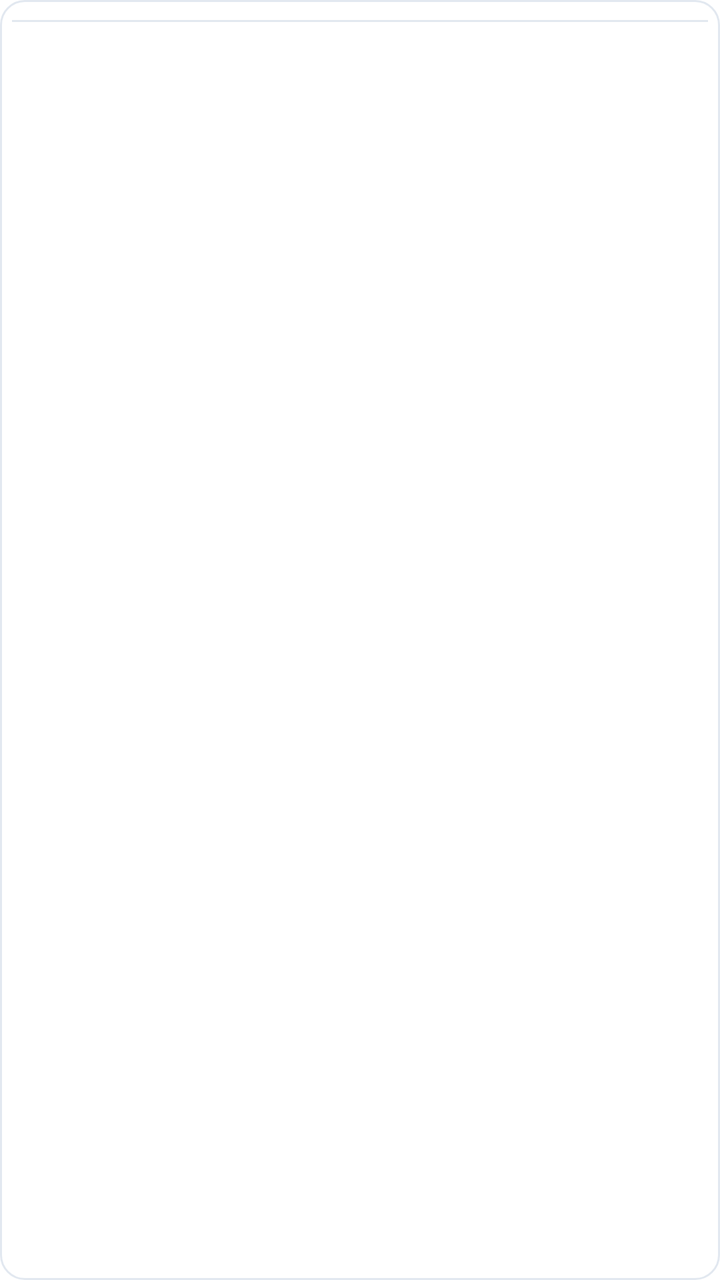
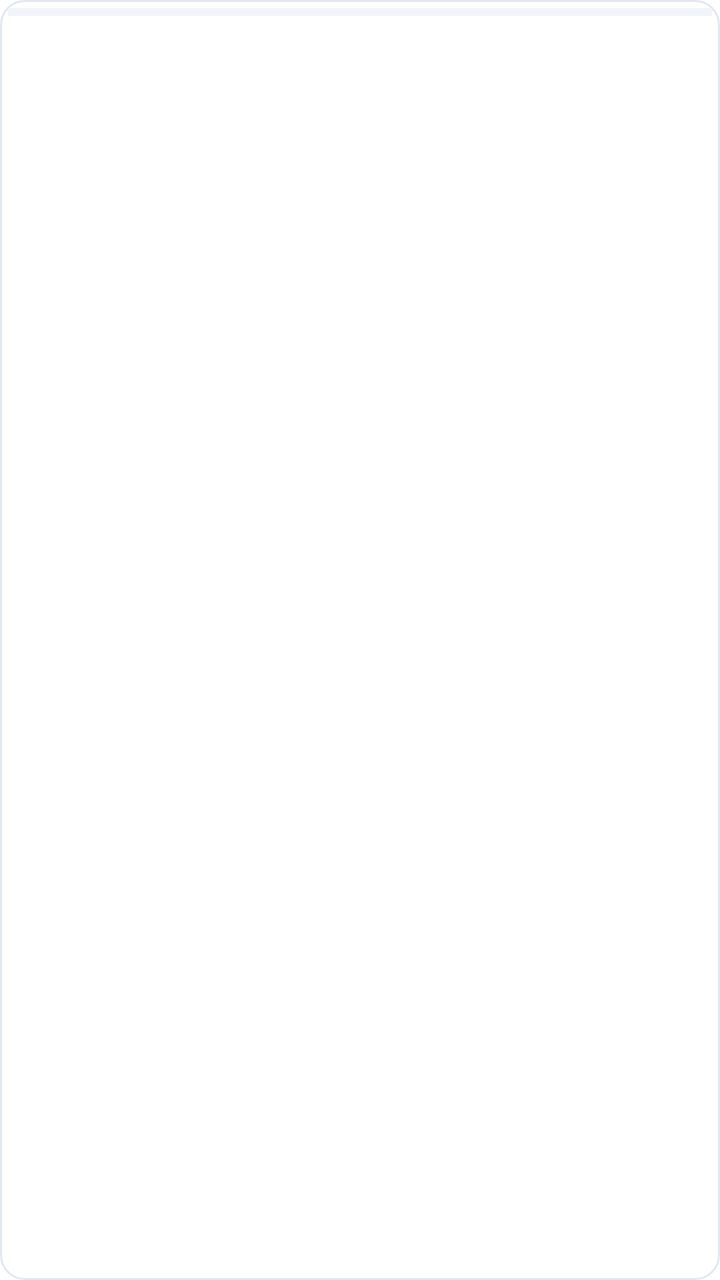

An Android layout rendered at two revisions. The XML below is the earlier revision; the diff shows what the commit changed to produce the second picture.
<!-- AndroidManifest.xml: application theme AppTheme -->
<!-- res/layout/widget_sortable_stats_table.xml -->
<?xml version="1.0" encoding="utf-8"?>
<LinearLayout xmlns:android="http://schemas.android.com/apk/res/android"
    android:layout_width="match_parent"
    android:layout_height="wrap_content"
    android:orientation="vertical"
    android:background="@drawable/stat_card"
    android:padding="6dp"
    android:layout_marginBottom="10dp">

    <HorizontalScrollView
        android:layout_width="match_parent"
        android:layout_height="wrap_content"
        android:scrollbars="none">

        <LinearLayout
            android:id="@+id/statsTableHeaderRow"
            android:layout_width="wrap_content"
            android:layout_height="wrap_content"
            android:orientation="horizontal"
            android:paddingBottom="4dp" />
    </HorizontalScrollView>

    <View
        android:layout_width="match_parent"
        android:layout_height="1dp"
        android:background="@color/border_subtle"
        android:layout_marginBottom="4dp" />

    <androidx.recyclerview.widget.RecyclerView
        android:id="@+id/rvStatsTableRows"
        android:layout_width="match_parent"
        android:layout_height="wrap_content"
        android:nestedScrollingEnabled="false"
        android:overScrollMode="never" />

</LinearLayout>
<!-- resources referenced by this layout -->
<resources>
  <color name="border_subtle">#E2E8F0</color>
  <!-- drawable stat_card (drawable) -->
  <?xml version="1.0" encoding="utf-8"?>
  <shape xmlns:android="http://schemas.android.com/apk/res/android">
      <solid android:color="@color/bg_card"/>
      <stroke android:width="1dp" android:color="@color/border_subtle"/>
      <corners android:radius="12dp"/>
  </shape>
  <color name="bg_card">#FFFFFF</color>
  <color name="colorPrimary">#FFFFFF</color>
  <color name="colorPrimaryDark">#FFFFFF</color>
  <color name="colorAccent">#3B82F6</color>
  <color name="text_primary">#0F172A</color>
  <color name="bg_page">#FFFFFF</color>
  <color name="text_secondary">#475569</color>
  <style name="SparkButtonPrimary" parent="Widget.MaterialComponents.Button">
          <item name="android:minHeight">48dp</item>
          <item name="android:paddingTop">12dp</item>
          <item name="android:paddingBottom">12dp</item>
          <item name="android:textSize">14sp</item>
          <item name="cornerRadius">12dp</item>
          <item name="backgroundTint">@color/button_primary_bg</item>
          <item name="android:textColor">@color/button_primary_text</item>
          <item name="android:textAllCaps">false</item>
          <item name="android:textStyle">bold</item>
          <item name="android:letterSpacing">0.02</item>
          <item name="android:insetTop">0dp</item>
          <item name="android:insetBottom">0dp</item>
      </style>
  <style name="SparkSwitch" parent="Widget.MaterialComponents.CompoundButton.Switch">
          <item name="thumbTint">@color/header_switch_thumb</item>
          <item name="trackTint">@color/switch_track_selector</item>
      </style>
  <style name="SparkAlertDialogTheme" parent="ThemeOverlay.MaterialComponents.MaterialAlertDialog">
          <item name="colorPrimary">@color/colorAccent</item>
          <item name="colorAccent">@color/colorAccent</item>
          <item name="colorSurface">@color/bg_card</item>
          <item name="colorOnSurface">@color/text_primary</item>
          <item name="android:background">@color/bg_card</item>
          <item name="android:textColorPrimary">@color/text_primary</item>
          <item name="materialAlertDialogTitleTextStyle">@style/SparkAlertDialogTitle</item>
          <item name="materialAlertDialogBodyTextStyle">@style/SparkAlertDialogBody</item>
          <item name="buttonBarPositiveButtonStyle">@style/SparkAlertDialogButton</item>
          <item name="buttonBarNegativeButtonStyle">@style/SparkAlertDialogButton</item>
          <item name="buttonBarNeutralButtonStyle">@style/SparkAlertDialogButton</item>
      </style>
  <style name="PichiXTextInputLayout" parent="Widget.MaterialComponents.TextInputLayout.OutlinedBox">
          <item name="boxBackgroundColor">@color/bg_input</item>
          <item name="boxStrokeColor">@color/border_input</item>
          <item name="hintTextColor">@color/text_secondary</item>
          <item name="android:textColorHint">@color/text_hint</item>
      </style>
  <color name="button_primary_bg">#3B82F6</color>
  <color name="button_primary_text">#FFFFFF</color>
  <style name="SparkAlertDialogTitle" parent="MaterialAlertDialog.MaterialComponents.Title.Text">
          <item name="android:textColor">@color/text_primary</item>
      </style>
  <style name="SparkAlertDialogBody" parent="MaterialAlertDialog.MaterialComponents.Body.Text">
          <item name="android:textColor">@color/text_secondary</item>
      </style>
  <style name="SparkAlertDialogButton" parent="Widget.MaterialComponents.Button.TextButton.Dialog">
          <item name="android:textColor">@color/colorAccent</item>
          <item name="rippleColor">@color/sidebar_ripple</item>
      </style>
  <color name="bg_input">#FFF8F0</color>
  <color name="border_input">#E8DFD4</color>
  <color name="text_hint">#94A3B8</color>
  <color name="sidebar_ripple">#1A3B82F6</color>
  <!-- unchanged entries left out for length: 1 -->
</resources>

<!-- the commit's change to res/layout/widget_sortable_stats_table.xml (unified diff, before → after) -->
@@ -4,33 +4,22 @@
     android:layout_height="wrap_content"
     android:orientation="vertical"
     android:background="@drawable/stat_card"
-    android:padding="6dp"
+    android:padding="4dp"
     android:layout_marginBottom="10dp">
 
-    <HorizontalScrollView
+    <LinearLayout
+        android:id="@+id/statsTableHeaderRow"
         android:layout_width="match_parent"
         android:layout_height="wrap_content"
-        android:scrollbars="none">
+        android:orientation="horizontal"
+        android:background="@color/bg_secondary"
+        android:paddingTop="2dp"
+        android:paddingBottom="2dp" />
 
-        <LinearLayout
-            android:id="@+id/statsTableHeaderRow"
-            android:layout_width="wrap_content"
-            android:layout_height="wrap_content"
-            android:orientation="horizontal"
-            android:paddingBottom="4dp" />
-    </HorizontalScrollView>
-
-    <View
-        android:layout_width="match_parent"
-        android:layout_height="1dp"
-        android:background="@color/border_subtle"
-        android:layout_marginBottom="4dp" />
-
-    <androidx.recyclerview.widget.RecyclerView
-        android:id="@+id/rvStatsTableRows"
+    <LinearLayout
+        android:id="@+id/statsTableRowsContainer"
         android:layout_width="match_parent"
         android:layout_height="wrap_content"
-        android:nestedScrollingEnabled="false"
-        android:overScrollMode="never" />
+        android:orientation="vertical" />
 
 </LinearLayout>
<!-- resource entries referenced after the edit -->
@@ -1,5 +1,6 @@
 <!-- resources referenced by this layout -->
 <resources>
+  <color name="bg_secondary">#F1F5F9</color>
   <color name="border_subtle">#E2E8F0</color>
   <!-- drawable stat_card (drawable) -->
   <?xml version="1.0" encoding="utf-8"?>
